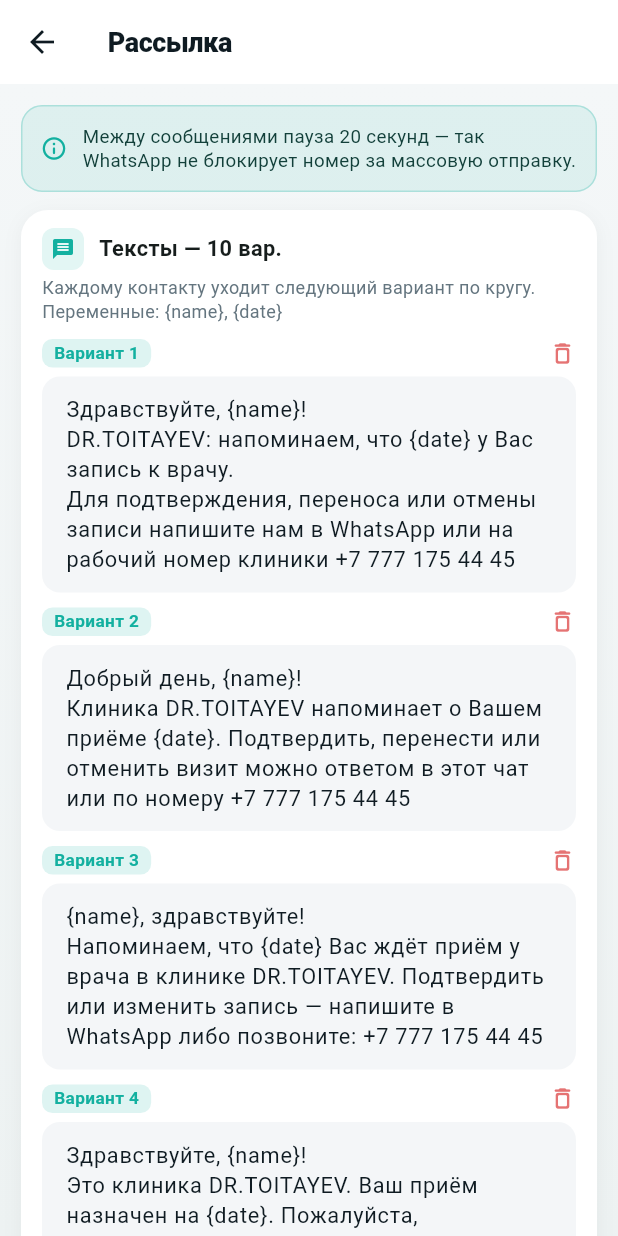
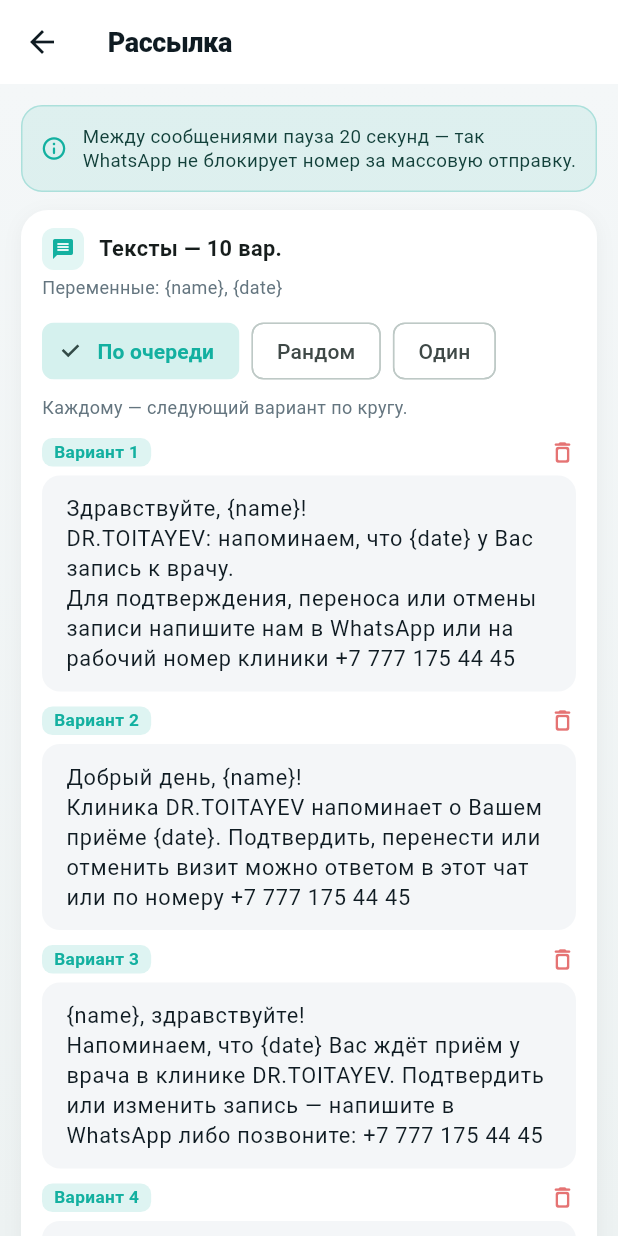
Before and after one commit to NurislamAiu/dr_crm, a Flutter app: the BroadcastScreen screen opened directly, on a phone screen of 412 x 824 dp. Run offline on Flutter 3.47's test engine with Material 3 defaults, Android fonts, the phone set to English and light mode, and no system bars; our stand-ins replace cloud_firestore, file_picker, firebase_core, flutter_riverpod, image_picker, just_audio and 2 more; missing offline and left inert: record; accounts and stored records are empty.

Commit message:
feat(broadcast): режим выбора шаблона — по очереди / рандом / один
- переключатель режимов (ChoiceChips): По очереди (i%N), Рандом (случайный
  на каждого), Один (выбранный вариант всем)
- в режиме «Один» на карточках вариантов появляется радио-выбор
- кнопка отправки учитывает режим (в «Один» нужен непустой выбранный вариант)
- подпись-подсказка под чипами по текущему режиму

flutter analyze 0.

Co-Authored-By: Claude Opus 4.8 <noreply@anthropic.com>

```diff
--- a/lib/src/screens/broadcast_screen.dart
+++ b/lib/src/screens/broadcast_screen.dart
@@ -1,4 +1,5 @@
 import 'dart:async';
+import 'dart:math';
 import 'package:flutter/material.dart';
 import 'package:flutter_riverpod/flutter_riverpod.dart';
 
@@ -23,6 +24,9 @@ const _defaultVariants = <String>[
 ];
 
 const _delaySeconds = 20;
+
+/// Как выбирать вариант текста для каждого контакта.
+enum _Mode { rotate, random, single }
 
 enum _St { pending, sending, sent, failed }
 
@@ -55,6 +59,10 @@ class _BroadcastScreenState extends ConsumerState<BroadcastScreen> {
   bool _stop = false;
   int _countdown = 0;
   Timer? _timer;
+
+  _Mode _mode = _Mode.rotate;
+  int _singleIndex = 0; // выбранный вариант в режиме «Один»
+  final _rnd = Random();
 
   @override
   void dispose() {
@@ -114,6 +122,10 @@ class _BroadcastScreenState extends ConsumerState<BroadcastScreen> {
     final rows = _parse();
     final variants = _activeVariants();
     if (rows.isEmpty || variants.isEmpty) return;
+    // В режиме «Один» берём выбранный вариант (если пуст — не стартуем).
+    final single = _mode == _Mode.single ? _variants[_singleIndex].text : null;
+    if (_mode == _Mode.single && (single == null || single.trim().isEmpty)) return;
+
     setState(() {
       _rows = rows;
       _running = true;
@@ -123,12 +135,26 @@ class _BroadcastScreenState extends ConsumerState<BroadcastScreen> {
 
     for (var i = 0; i < rows.length; i++) {
       if (_stop) break;
-      final vIndex = i % variants.length;
+      final String tpl;
+      final int vNum;
+      switch (_mode) {
+        case _Mode.single:
+          tpl = single!;
+          vNum = _singleIndex + 1;
+        case _Mode.random:
+          final k = _rnd.nextInt(variants.length);
+          tpl = variants[k];
+          vNum = k + 1;
+        case _Mode.rotate:
+          final k = i % variants.length;
+          tpl = variants[k];
+          vNum = k + 1;
+      }
       setState(() {
         rows[i].status = _St.sending;
-        rows[i].variant = vIndex + 1;
+        rows[i].variant = vNum;
       });
-      final text = variants[vIndex].replaceAll('{name}', rows[i].name).replaceAll('{date}', rows[i].date);
+      final text = tpl.replaceAll('{name}', rows[i].name).replaceAll('{date}', rows[i].date);
       try {
         final res = await api.broadcastSend(name: rows[i].name, phone: rows[i].phone, text: text);
         final ok = res['ok'] == true;
@@ -216,6 +242,34 @@ class _BroadcastScreenState extends ConsumerState<BroadcastScreen> {
         ]),
       );
 
+  bool _canSend(int parsedCount) {
+    if (parsedCount == 0) return false;
+    if (_mode == _Mode.single) {
+      return _singleIndex < _variants.length && _variants[_singleIndex].text.trim().isNotEmpty;
+    }
+    return _activeVariants().isNotEmpty;
+  }
+
+  Widget _modeChips() {
+    const items = [(_Mode.rotate, 'По очереди'), (_Mode.random, 'Рандом'), (_Mode.single, 'Один')];
+    return Wrap(
+      spacing: 8,
+      children: [
+        for (final (m, label) in items)
+          ChoiceChip(
+            label: Text(label),
+            selected: _mode == m,
+            onSelected: _running ? null : (_) => setState(() => _mode = m),
+            selectedColor: AppColors.brand.withValues(alpha: 0.18),
+            labelStyle: TextStyle(
+              fontWeight: _mode == m ? FontWeight.w700 : FontWeight.w500,
+              color: _mode == m ? AppColors.brand : null,
+            ),
+          ),
+      ],
+    );
+  }
+
   Widget _variantsCard(bool dark) {
     final sec = context.semantic.textSecondary;
     return Container(
@@ -237,14 +291,35 @@ class _BroadcastScreenState extends ConsumerState<BroadcastScreen> {
           Expanded(child: Text('Тексты — ${_variants.length} вар.', style: const TextStyle(fontSize: 14.5, fontWeight: FontWeight.w700))),
         ]),
         const SizedBox(height: 4),
-        Text('Каждому контакту уходит следующий вариант по кругу. Переменные: {name}, {date}',
-            style: TextStyle(fontSize: 12, color: sec)),
+        Text('Переменные: {name}, {date}', style: TextStyle(fontSize: 12, color: sec)),
         const SizedBox(height: 10),
+        _modeChips(),
+        const SizedBox(height: 6),
+        Text(
+          switch (_mode) {
+            _Mode.single => 'Всем уходит один выбранный вариант (отметьте его ниже).',
+            _Mode.random => 'Каждому — случайный вариант из списка.',
+            _Mode.rotate => 'Каждому — следующий вариант по кругу.',
+          },
+          style: TextStyle(fontSize: 12, color: sec),
+        ),
+        const SizedBox(height: 12),
         for (var i = 0; i < _variants.length; i++)
           Padding(
             padding: const EdgeInsets.only(bottom: 10),
             child: Column(crossAxisAlignment: CrossAxisAlignment.start, children: [
               Row(children: [
+                if (_mode == _Mode.single) ...[
+                  GestureDetector(
+                    onTap: _running ? null : () => setState(() => _singleIndex = i),
+                    child: Icon(
+                      _singleIndex == i ? Icons.radio_button_checked : Icons.radio_button_off,
+                      size: 19,
+                      color: _singleIndex == i ? AppColors.brand : Colors.grey,
+                    ),
+                  ),
+                  const SizedBox(width: 8),
+                ],
                 Container(
                   padding: const EdgeInsets.symmetric(horizontal: 8, vertical: 2),
                   decoration: BoxDecoration(color: AppColors.brand.withValues(alpha: 0.14), borderRadius: BorderRadius.circular(7)),
@@ -334,7 +409,7 @@ class _BroadcastScreenState extends ConsumerState<BroadcastScreen> {
                 )
               : FilledButton.icon(
                   style: FilledButton.styleFrom(backgroundColor: AppColors.brand, shape: RoundedRectangleBorder(borderRadius: BorderRadius.circular(14))),
-                  onPressed: (parsedCount > 0 && _activeVariants().isNotEmpty) ? _start : null,
+                  onPressed: _canSend(parsedCount) ? _start : null,
                   icon: const Icon(Icons.send_rounded),
                   label: Text('Отправить рассылку ($parsedCount)', style: const TextStyle(fontWeight: FontWeight.w700)),
                 ),
```
